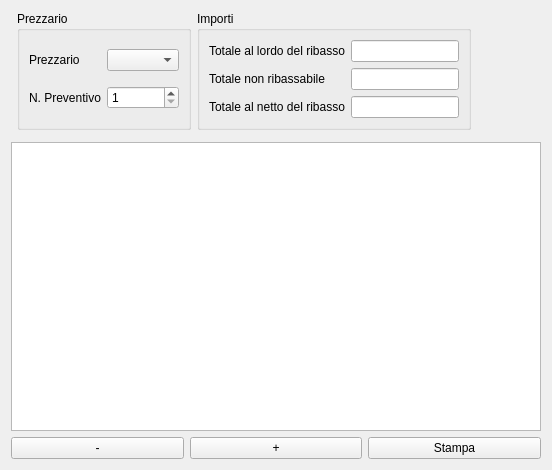
Before: the Qt Designer form qcostgui/accountingtreegui.ui in mickele77/qcost, drawn with Qt 5.
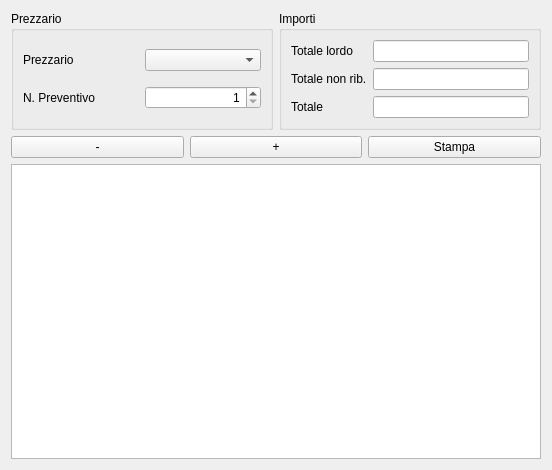
After: the same form once the commit is applied.

The edit to the form file:
```diff
--- a/qcostgui/accountingtreegui.ui
+++ b/qcostgui/accountingtreegui.ui
@@ -14,7 +14,53 @@
    <string>Vista computo</string>
   </property>
   <layout class="QGridLayout" name="generalLayout">
-   <item row="0" column="2">
+   <item row="2" column="0" colspan="4">
+    <widget class="QTreeView" name="treeView">
+     <property name="alternatingRowColors">
+      <bool>true</bool>
+     </property>
+     <property name="selectionMode">
+      <enum>QAbstractItemView::ExtendedSelection</enum>
+     </property>
+    </widget>
+   </item>
+   <item row="0" column="0" colspan="2">
+    <widget class="QGroupBox" name="priceGroupBox">
+     <property name="title">
+      <string>Prezzario</string>
+     </property>
+     <layout class="QGridLayout" name="gridLayout_3">
+      <item row="0" column="1">
+       <widget class="QComboBox" name="priceListComboBox"/>
+      </item>
+      <item row="1" column="1">
+       <widget class="QSpinBox" name="currentPriceDataSetSpinBox">
+        <property name="alignment">
+         <set>Qt::AlignRight|Qt::AlignTrailing|Qt::AlignVCenter</set>
+        </property>
+        <property name="minimum">
+         <number>1</number>
+        </property>
+       </widget>
+      </item>
+      <item row="0" column="0">
+       <widget class="QLabel" name="priceListComboBoxLabel">
+        <property name="text">
+         <string>Prezzario</string>
+        </property>
+       </widget>
+      </item>
+      <item row="1" column="0">
+       <widget class="QLabel" name="currentPriceDataSetSpinBoxLabel">
+        <property name="text">
+         <string>N. Preventivo</string>
+        </property>
+       </widget>
+      </item>
+     </layout>
+    </widget>
+   </item>
+   <item row="0" column="2" colspan="2">
     <widget class="QGroupBox" name="amountsGroupBox">
      <property name="title">
       <string>Importi</string>
@@ -23,19 +69,25 @@
       <item row="1" column="0">
        <widget class="QLabel" name="amountNotToBeDiscountedLabel">
         <property name="text">
-         <string>Totale non ribassabile</string>
+         <string>Totale non rib.</string>
         </property>
        </widget>
       </item>
       <item row="0" column="1">
-       <widget class="QLineEdit" name="totalAmountToBeDiscountedLineEdit">
+       <widget class="QLineEdit" name="totalAmountToDiscountLineEdit">
+        <property name="alignment">
+         <set>Qt::AlignRight|Qt::AlignTrailing|Qt::AlignVCenter</set>
+        </property>
         <property name="readOnly">
          <bool>true</bool>
         </property>
        </widget>
       </item>
       <item row="1" column="1">
-       <widget class="QLineEdit" name="amountNotToBeDiscountedLineEdit">
+       <widget class="QLineEdit" name="amountNotToDiscountLineEdit">
+        <property name="alignment">
+         <set>Qt::AlignRight|Qt::AlignTrailing|Qt::AlignVCenter</set>
+        </property>
         <property name="readOnly">
          <bool>true</bool>
         </property>
@@ -44,19 +96,22 @@
       <item row="0" column="0">
        <widget class="QLabel" name="totalAmountToBeDiscountedLabel">
         <property name="text">
-         <string>Totale al lordo del ribasso</string>
+         <string>Totale lordo</string>
         </property>
        </widget>
       </item>
       <item row="2" column="0">
        <widget class="QLabel" name="totalAmountLabel">
         <property name="text">
-         <string>Totale al netto del ribasso</string>
+         <string>Totale</string>
         </property>
        </widget>
       </item>
       <item row="2" column="1">
        <widget class="QLineEdit" name="totalAmountLineEdit">
+        <property name="alignment">
+         <set>Qt::AlignRight|Qt::AlignTrailing|Qt::AlignVCenter</set>
+        </property>
         <property name="readOnly">
          <bool>true</bool>
         </property>
@@ -65,27 +120,7 @@
      </layout>
     </widget>
    </item>
-   <item row="0" column="3" rowspan="2">
-    <spacer name="horizontalSpacer">
-     <property name="orientation">
-      <enum>Qt::Horizontal</enum>
-     </property>
-     <property name="sizeHint" stdset="0">
-      <size>
-       <width>40</width>
-       <height>20</height>
-      </size>
-     </property>
-    </spacer>
-   </item>
-   <item row="2" column="0" colspan="4">
-    <widget class="QTreeView" name="treeView">
-     <property name="selectionMode">
-      <enum>QAbstractItemView::ExtendedSelection</enum>
-     </property>
-    </widget>
-   </item>
-   <item row="3" column="0" colspan="4">
+   <item row="1" column="0" colspan="4">
     <layout class="QHBoxLayout" name="horizontalLayout">
      <item>
       <widget class="QPushButton" name="delPushButton">
@@ -110,39 +145,6 @@
      </item>
     </layout>
    </item>
-   <item row="0" column="1">
-    <widget class="QGroupBox" name="groupBox_2">
-     <property name="title">
-      <string>Prezzario</string>
-     </property>
-     <layout class="QGridLayout" name="gridLayout_3">
-      <item row="0" column="1">
-       <widget class="QComboBox" name="priceListComboBox"/>
-      </item>
-      <item row="1" column="1">
-       <widget class="QSpinBox" name="currentPriceDataSetSpinBox">
-        <property name="minimum">
-         <number>1</number>
-        </property>
-       </widget>
-      </item>
-      <item row="0" column="0">
-       <widget class="QLabel" name="priceListComboBoxLabel">
-        <property name="text">
-         <string>Prezzario</string>
-        </property>
-       </widget>
-      </item>
-      <item row="1" column="0">
-       <widget class="QLabel" name="currentPriceDataSetSpinBoxLabel">
-        <property name="text">
-         <string>N. Preventivo</string>
-        </property>
-       </widget>
-      </item>
-     </layout>
-    </widget>
-   </item>
   </layout>
  </widget>
  <resources/>
```
Left out of the diff: 4 changed lines with no effect on the pictures.
